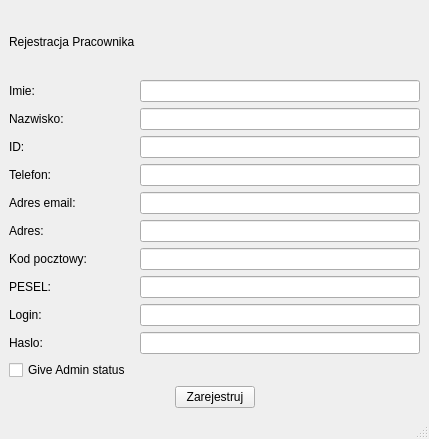
This is adminRegistrationUser.ui in RuslanDidykk/CleanCity as Qt 5 draws it before an edit. The edited form follows.
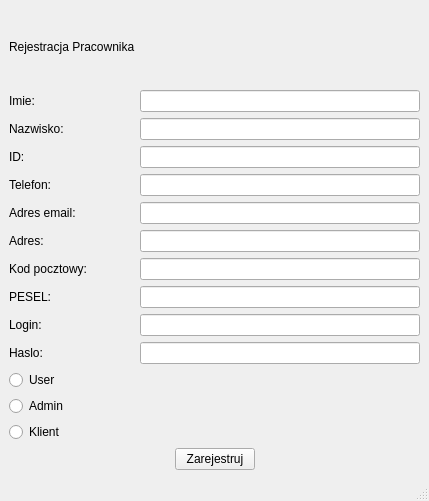
This is the edited form.

The edit to the form file:
```diff
--- a/adminRegistrationUser.ui
+++ b/adminRegistrationUser.ui
@@ -10,7 +10,7 @@
     <x>0</x>
     <y>0</y>
     <width>429</width>
-    <height>439</height>
+    <height>501</height>
    </rect>
   </property>
   <property name="sizePolicy">
@@ -380,9 +380,23 @@
        </layout>
       </item>
       <item>
-       <widget class="QCheckBox" name="checkBox_admin">
+       <widget class="QRadioButton" name="radio_User">
         <property name="text">
-         <string>Give Admin status</string>
+         <string>User</string>
+        </property>
+       </widget>
+      </item>
+      <item>
+       <widget class="QRadioButton" name="radio_Admin">
+        <property name="text">
+         <string>Admin</string>
+        </property>
+       </widget>
+      </item>
+      <item>
+       <widget class="QRadioButton" name="radio_Klient_2">
+        <property name="text">
+         <string>Klient</string>
         </property>
        </widget>
       </item>
```
